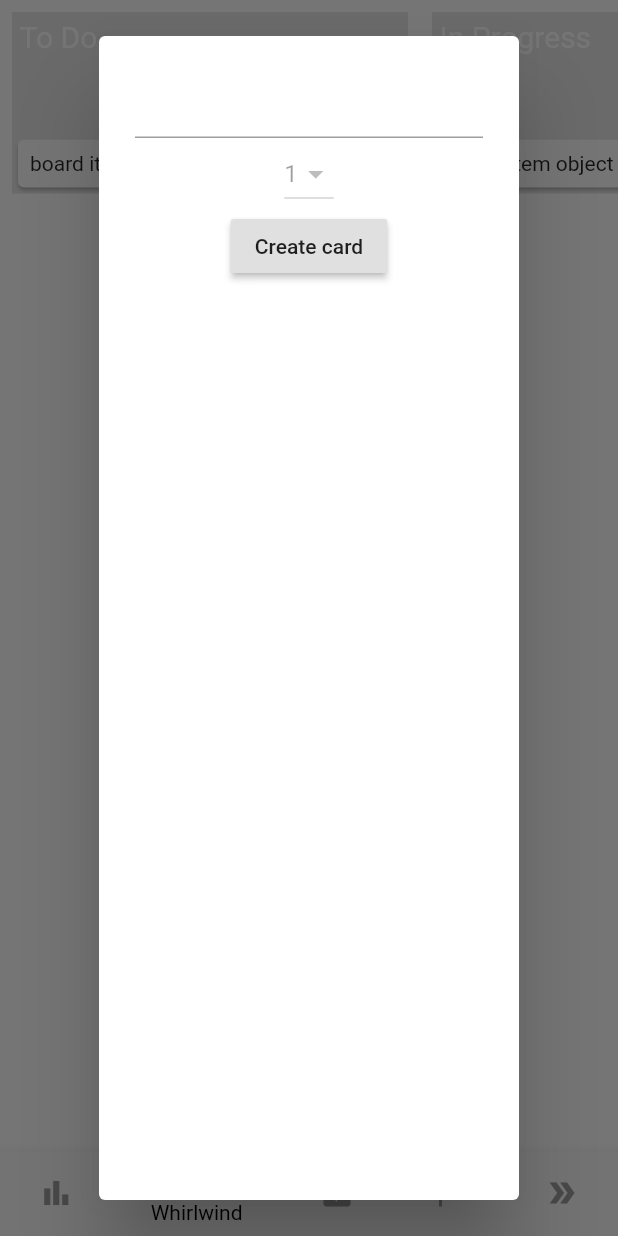
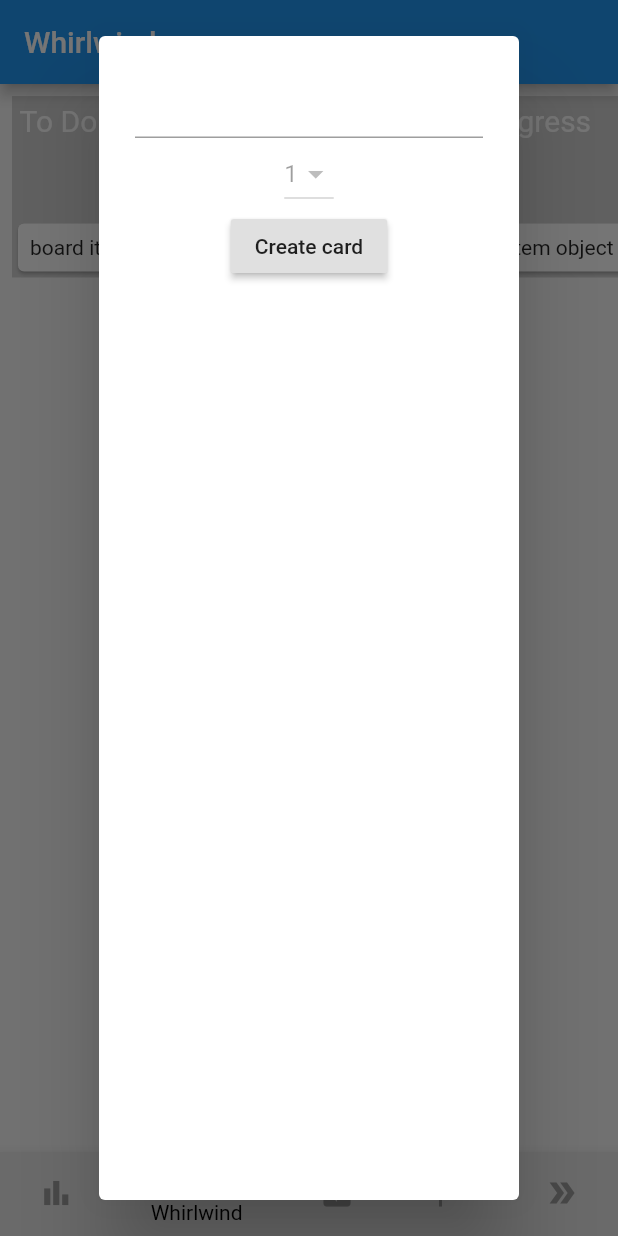
Before and after one commit to HaydenTheBaron/flutter-kanban-app, a Flutter app: the screen it shows after launch, item 2 of the bottom bar chosen, after a tap on the "add" icon, on a phone screen of 412 x 824 dp. Run offline on Flutter 3.47's test engine with Material 2 defaults, Android fonts, the phone set to English and light mode, and no system bars.

Commit message:
Add app bars to each screen and tweak colors

```diff
--- a/lib/screens/reports_screen.dart
+++ b/lib/screens/reports_screen.dart
@@ -5,8 +5,13 @@ class ReportsScreen extends StatelessWidget {
 
   @override
   Widget build(BuildContext context) {
-    return Container(
-      child: Placeholder(color: Colors.red,),
+    return Scaffold(
+      backgroundColor: Color.fromRGBO(247, 247, 247, 1),
+      appBar: AppBar(
+        title: Text('Reports'),
+        backgroundColor: Colors.orange,
+      ),
+      body: Placeholder(color: Colors.orange,)
     );
   }
 }
--- a/lib/screens/sprint_screen.dart
+++ b/lib/screens/sprint_screen.dart
@@ -6,8 +6,13 @@ class SprintScreen extends StatelessWidget {
 
   @override
   Widget build(BuildContext context) {
-    return Container(
-      child: Globals.sprintScreenBoard,
+    return Scaffold(
+      backgroundColor: Color.fromRGBO(247, 247, 247, 1),
+      appBar: AppBar(
+        title: Text('Sprint'),
+        backgroundColor: Colors.red,
+      ),
+      body: Globals.sprintScreenBoard,
     );
   }
 }
--- a/lib/screens/whirlwind_screen.dart
+++ b/lib/screens/whirlwind_screen.dart
@@ -6,8 +6,13 @@ class WhirlwindScreen extends StatelessWidget {
 
   @override
   Widget build(BuildContext context) {
-    return Container(
-      child: Globals.whirlwindScreenBoard,
+  return Scaffold(
+      backgroundColor: Color.fromRGBO(247, 247, 247, 1),
+      appBar: AppBar(
+        title: Text('Whirlwind'),
+        backgroundColor: Colors.blue,
+      ),
+      body: Globals.whirlwindScreenBoard,
     );
   }
 }
--- /dev/null
+++ b/lib/shared/backlog_board.dart
@@ -0,0 +1,8 @@
+import 'package:flutter/material.dart';
+import 'package:kanbanapp2/shared/kanban_board.dart';
+
+
+class BacklogBoard extends KanbanBoard {
+  BacklogBoard({Key key}) : super(key: key);
+
+}
--- a/lib/shared/bottom_nav_bar_manager.dart
+++ b/lib/shared/bottom_nav_bar_manager.dart
@@ -11,7 +11,7 @@ class BottomNavBarManager extends StatefulWidget {
 }
 
 class _BottomNavBarManagerState extends State<BottomNavBarManager> {
-  int _selectedIndex = 0;
+  int _selectedIndex = 4;
 
   static const List<Widget> _widgetOptions = <Widget>[
     Globals.reportsScreen,
@@ -31,7 +31,6 @@ class _BottomNavBarManagerState extends State<BottomNavBarManager> {
   Widget build(BuildContext context) {
     return Container(
       child: Scaffold(
-        backgroundColor: Colors.white,
         body: Center(
           child: _widgetOptions.elementAt(_selectedIndex),
         ),
--- a/lib/shared/globals.dart
+++ b/lib/shared/globals.dart
@@ -1,6 +1,7 @@
 import 'package:kanbanapp2/shared/sprint_board.dart';
 import 'package:kanbanapp2/shared/whirlwind_board.dart';
 import 'package:kanbanapp2/shared/summits_board.dart';
+import 'package:kanbanapp2/shared/backlog_board.dart';
 import 'package:kanbanapp2/screens/screens.dart';
 
 
@@ -9,6 +10,7 @@ class Globals {
   static var sprintScreenBoard = SprintBoard();
   static var whirlwindScreenBoard = WhirlwindBoard();
   static var summitsScreenBoard = SummitsBoard();
+  static var backlogScreenBoard = BacklogBoard();
   // TODO: add summit board
 
   // Screens
--- a/lib/shared/kanban_board.dart
+++ b/lib/shared/kanban_board.dart
@@ -64,8 +64,8 @@ class _KanbanBoardState extends State<KanbanBoard> {
         widget._listData.removeAt(oldListIndex);
         widget._listData.insert(listIndex, list);
       },
-      headerBackgroundColor: Color.fromRGBO(230, 230, 230, 1),
-      backgroundColor: Color.fromRGBO(230, 230, 230, 1),
+      headerBackgroundColor: Color.fromRGBO(210, 210, 210, 1),
+      backgroundColor: Color.fromRGBO(210, 210, 210, 1),
       header: [
         // Header of BoardList // BKMRK
         Expanded(
```
Also changed, not shown: lib/screens/backlog_screen.dart (+8 -2 lines), lib/screens/summits_screen.dart (+7 -2 lines).
